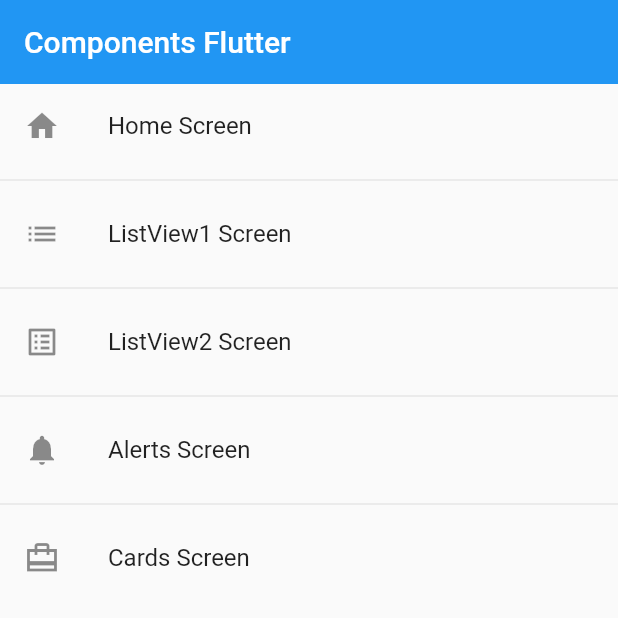
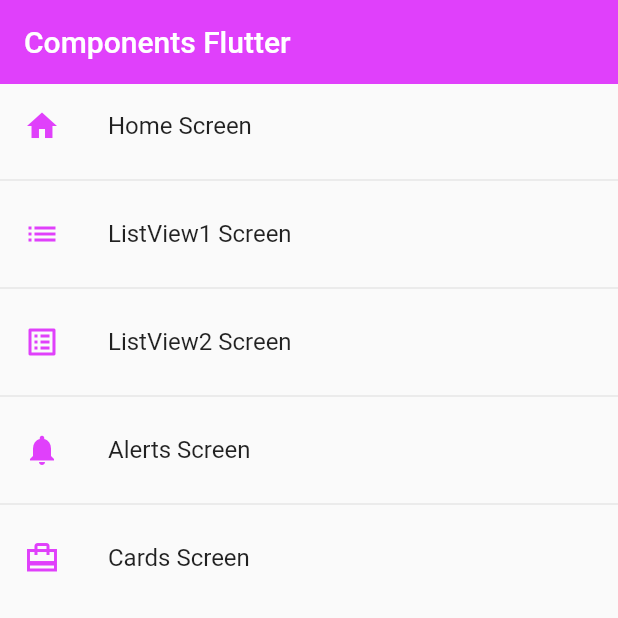
Before and after one commit to erviinHD/Flutter-Components, a Flutter app: the screen it shows after launch, on a phone screen of 412 x 824 dp, the top half of it. Run offline on Flutter 3.47's test engine with Material 2 defaults, Android fonts, the phone set to English and light mode, and no system bars.

Commit message:
feat: App Theme

```diff
--- a/lib/main.dart
+++ b/lib/main.dart
@@ -1,4 +1,5 @@
 import 'package:fl_components/router/app_routes.dart';
+import 'package:fl_components/theme/app_theme.dart';
 import 'package:flutter/material.dart';
 
 void main() => runApp(const MyApp());
@@ -13,6 +14,7 @@ class MyApp extends StatelessWidget {
         title: 'Material App',
         initialRoute: AppRoutes.initialRoute,
         routes: AppRoutes.getAppRoutes(),
-        onGenerateRoute: (settings) => AppRoutes.onGenerateRoute(settings));
+        onGenerateRoute: (settings) => AppRoutes.onGenerateRoute(settings),
+        theme: AppTheme.lightTheme);
   }
 }
--- a/lib/screens/home_screen.dart
+++ b/lib/screens/home_screen.dart
@@ -1,4 +1,5 @@
 import 'package:fl_components/router/app_routes.dart';
+import 'package:fl_components/theme/app_theme.dart';
 import 'package:flutter/material.dart';
 
 class HomeScreen extends StatelessWidget {
@@ -9,16 +10,15 @@ class HomeScreen extends StatelessWidget {
     return Scaffold(
       appBar: AppBar(
         title: const Text('Components Flutter'),
-        elevation: 0,
       ),
       body: ListView.separated(
           itemBuilder: (context, index) => ListTile(
                 title: Text(menuOptions[index].name),
-                leading: Icon(menuOptions[index].icon),
+                leading: Icon(
+                  menuOptions[index].icon,
+                  color: AppTheme.primary,
+                ),
                 onTap: () {
-                  // final route = MaterialPageRoute(
-                  //     builder: (context) => const Listview1Screen());
-                  // Navigator.push(context, route);
                   Navigator.pushNamed(context, menuOptions[index].route);
                 },
               ),
--- a/lib/screens/listView2_screen.dart
+++ b/lib/screens/listView2_screen.dart
@@ -11,8 +11,6 @@ class Listview2Screen extends StatelessWidget {
     return Scaffold(
         appBar: AppBar(
           title: const Text('listview Tipo 2'),
-          elevation: 0,
-          backgroundColor: Colors.deepPurple,
         ),
         body: ListView.separated(
             itemBuilder: (context, index) => ListTile(
--- /dev/null
+++ b/lib/theme/app_theme.dart
@@ -0,0 +1,17 @@
+import 'package:flutter/material.dart';
+
+class AppTheme {
+  static const Color primary = Colors.purpleAccent;
+  static const Color warning = Colors.amber;
+
+  static final ThemeData lightTheme = ThemeData.light().copyWith(
+      //Promary Color
+      primaryColor: Colors.deepPurple,
+      appBarTheme: const AppBarTheme(color: primary, elevation: 0));
+
+  static final ThemeData darkTheme = ThemeData.dark().copyWith(
+      //Promary Color
+      primaryColor: Colors.amber,
+      appBarTheme: const AppBarTheme(color: warning, elevation: 0),
+      scaffoldBackgroundColor: Colors.black);
+}
```
